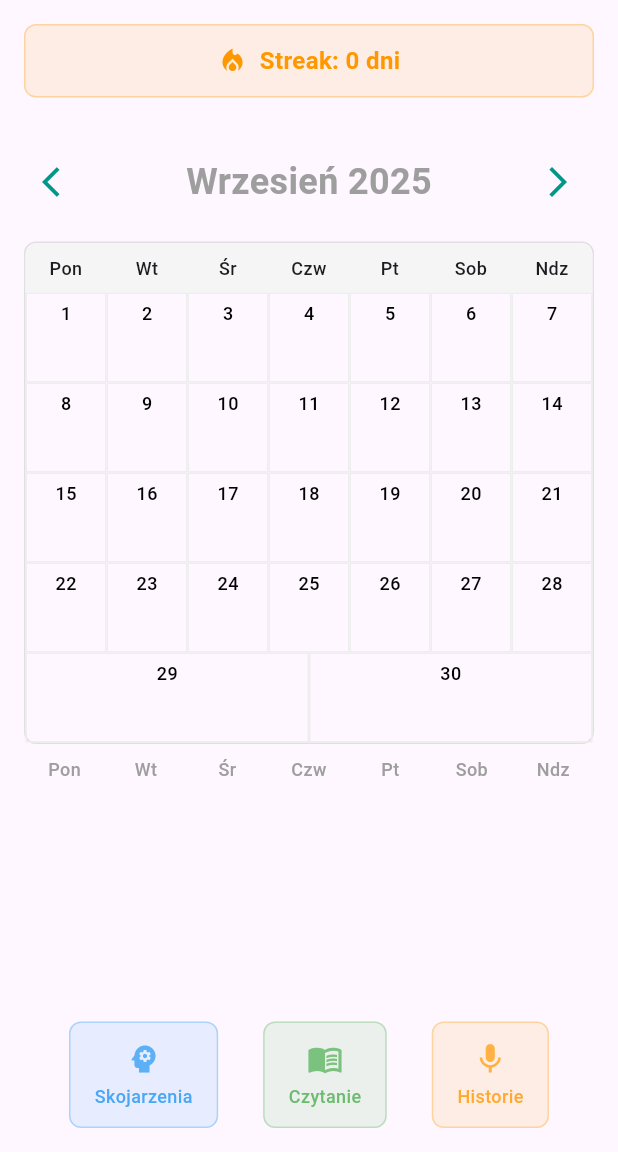
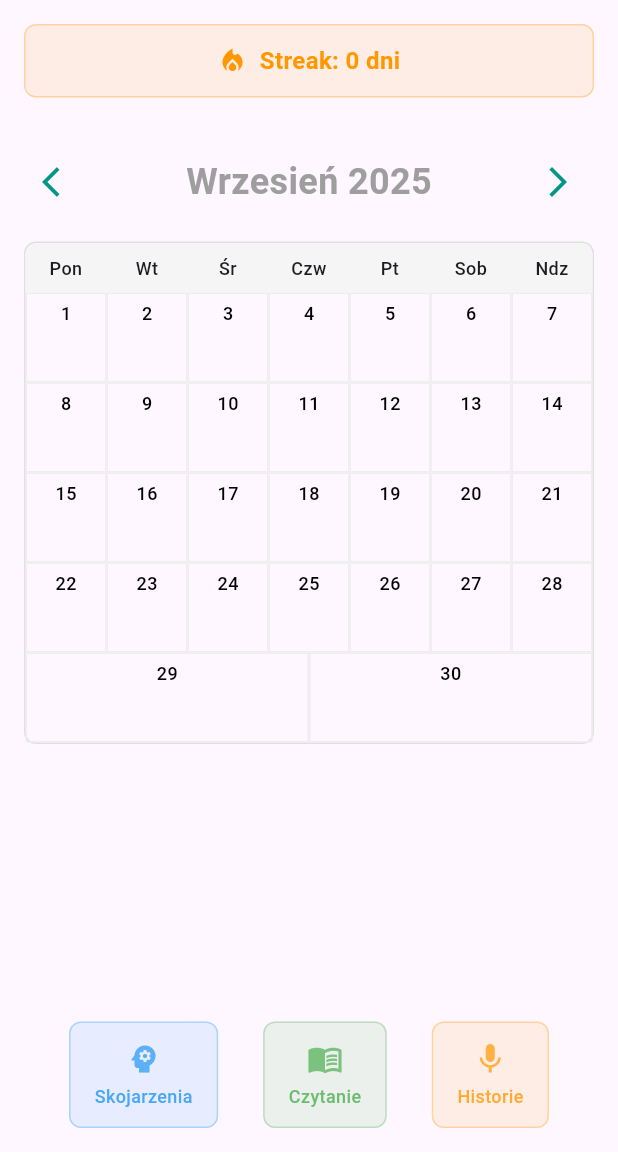
Before and after one commit to McEnigma24/Rhetorix, a Flutter app: the screen it shows after launch, on a phone screen of 412 x 824 dp, the part 84-1236 px from its top. Run offline on Flutter 3.47's test engine with Material 3 defaults, Android fonts, the phone set to English and light mode, and no system bars; our stand-ins replace flutter_tts, shared_preferences.

Commit message:
odswirzanie_kalendarza_dziala

```diff
--- a/lib/services/task_service.dart
+++ b/lib/services/task_service.dart
@@ -11,13 +11,19 @@ class TaskService {
     final today = DateTime.now();
     final todayKey = '${today.year}-${today.month}-${today.day}';
 
+    print('📋 getTodayTasks() - szukam zadań dla $todayKey');
     final tasksJson = prefs.getString('${_tasksKey}_$todayKey');
     if (tasksJson != null) {
+      print('📋 Znaleziono zapisane zadania: $tasksJson');
       final List<dynamic> tasksList = json.decode(tasksJson);
-      return tasksList.map((json) => DailyTask.fromJson(json)).toList();
+      final tasks = tasksList.map((json) => DailyTask.fromJson(json)).toList();
+      for (var task in tasks) {
+        print('  - ${task.title}: ${task.isCompleted ? "✅" : "❌"}');
+      }
+      return tasks;
     }
 
-    // Tworzenie domyślnych zadań na dzisiaj
+    // Tworzenie domyślnych zadań na dzisiaj TYLKO jeśli nie ma zapisanych zadań
     final defaultTasks = [
       DailyTask(
         id: 'associations',
@@ -39,6 +45,7 @@ class TaskService {
       ),
     ];
 
+    // Zapisz domyślne zadania tylko raz
     await saveTasks(defaultTasks);
     return defaultTasks;
   }
@@ -48,14 +55,22 @@ class TaskService {
     final today = DateTime.now();
     final todayKey = '${today.year}-${today.month}-${today.day}';
 
+    print('💾 saveTasks() - zapisuję zadania dla $todayKey');
+    for (var task in tasks) {
+      print('  - ${task.title}: ${task.isCompleted ? "✅" : "❌"}');
+    }
+
     final tasksJson = json.encode(tasks.map((task) => task.toJson()).toList());
     await prefs.setString('${_tasksKey}_$todayKey', tasksJson);
+    print('💾 Zadania zapisane: $tasksJson');
   }
 
   static Future<void> updateTask(DailyTask task) async {
+    print('🔄 updateTask() - aktualizuję zadanie: ${task.title} (${task.isCompleted ? "✅" : "❌"})');
     final tasks = await getTodayTasks();
     final index = tasks.indexWhere((t) => t.id == task.id);
     if (index != -1) {
+      print('🔄 Znaleziono zadanie na pozycji $index, aktualizuję...');
       tasks[index] = task;
       await saveTasks(tasks);
 
@@ -63,6 +78,8 @@ class TaskService {
       if (task.isCompleted) {
         await StreakService.updateStreak();
       }
+    } else {
+      print('❌ Nie znaleziono zadania: ${task.id}');
     }
   }
 }
--- a/lib/widgets/calendar_widget.dart
+++ b/lib/widgets/calendar_widget.dart
@@ -64,16 +64,16 @@ class _CalendarWidgetState extends State<CalendarWidget> {
     ).toList();
   }
 
-  List<DateTime> _getDaysInMonth() {
+  List<DateTime?> _getDaysInMonth() {
     final firstDay = DateTime(_currentMonth.year, _currentMonth.month, 1);
     final lastDay = DateTime(_currentMonth.year, _currentMonth.month + 1, 0);
     final firstWeekday = firstDay.weekday;
 
-    final days = <DateTime>[];
+    final days = <DateTime?>[];
 
-    // Dodaj puste dni z poprzedniego miesiąca
+    // Dodaj puste dni z poprzedniego miesiąca (null oznacza pustą komórkę)
     for (int i = firstWeekday - 1; i > 0; i--) {
-      days.add(firstDay.subtract(Duration(days: i)));
+      days.add(null);
     }
 
     // Dodaj dni z obecnego miesiąca
@@ -210,6 +210,19 @@ class _CalendarWidgetState extends State<CalendarWidget> {
                 final weekDays = days.skip(weekIndex * 7).take(7).toList();
                 return Row(
                   children: weekDays.map((day) {
+                    if (day == null) {
+                      // Pusta komórka
+                      return Expanded(
+                        child: Container(
+                          height: 60,
+                          decoration: BoxDecoration(
+                            border: Border.all(color: Colors.grey[200]!),
+                            color: Colors.grey[50],
+                          ),
+                        ),
+                      );
+                    }
+
                     final isCurrentMonth = day.month == _currentMonth.month;
                     final dayEvents = isCurrentMonth ? _getEventsForDate(day) : [];
 
@@ -279,25 +292,6 @@ class _CalendarWidgetState extends State<CalendarWidget> {
           ),
         ),
 
-        // Dni tygodnia pod kalendarzem
-        Container(
-          padding: const EdgeInsets.symmetric(vertical: 8.0),
-          child: Row(
-            children: ['Pon', 'Wt', 'Śr', 'Czw', 'Pt', 'Sob', 'Ndz']
-                .map((day) => Expanded(
-                      child: Text(
-                        day,
-                        textAlign: TextAlign.center,
-                        style: const TextStyle(
-                          fontWeight: FontWeight.w500,
-                          fontSize: 12,
-                          color: Colors.grey,
-                        ),
-                      ),
-                    ))
-                .toList(),
-          ),
-        ),
       ],
     );
   }
```
Also changed, not shown: lib/screens/home_screen.dart (+38 -8 lines). Lines whose indentation alone changed are shown as unchanged.
